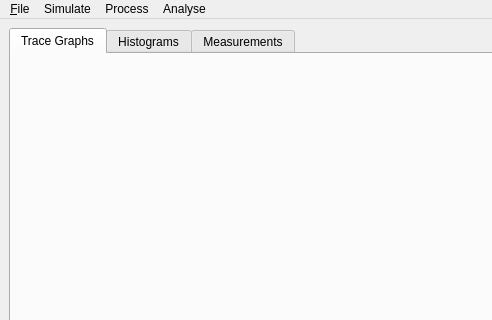
Old version of the form src/TraceAnalyser/GUI/GUI_windows/mainwindow_gui.ui in the repository piedrro/TraceAnalyser; both pictures show x 0 to 492 and y 0 to 320 of the 868 by 604 pixel window.
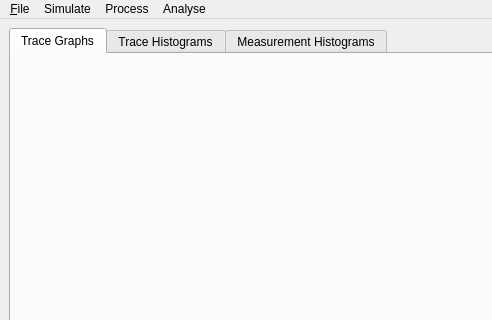
New version of the form.

Commit message: update tab names

```diff
--- a/src/TraceAnalyser/GUI/GUI_windows/mainwindow_gui.ui
+++ b/src/TraceAnalyser/GUI/GUI_windows/mainwindow_gui.ui
@@ -166,7 +166,7 @@
       </widget>
       <widget class="QWidget" name="tab_2">
        <attribute name="title">
-        <string>Histograms</string>
+        <string>Trace Histograms</string>
        </attribute>
        <layout class="QHBoxLayout" name="horizontalLayout">
         <item>
@@ -726,7 +726,7 @@
       </widget>
       <widget class="QWidget" name="tab_4">
        <attribute name="title">
-        <string>Measurements</string>
+        <string>Measurement Histograms</string>
        </attribute>
        <layout class="QHBoxLayout" name="horizontalLayout_2">
         <item>
```
The commit also changes 1 other file.
